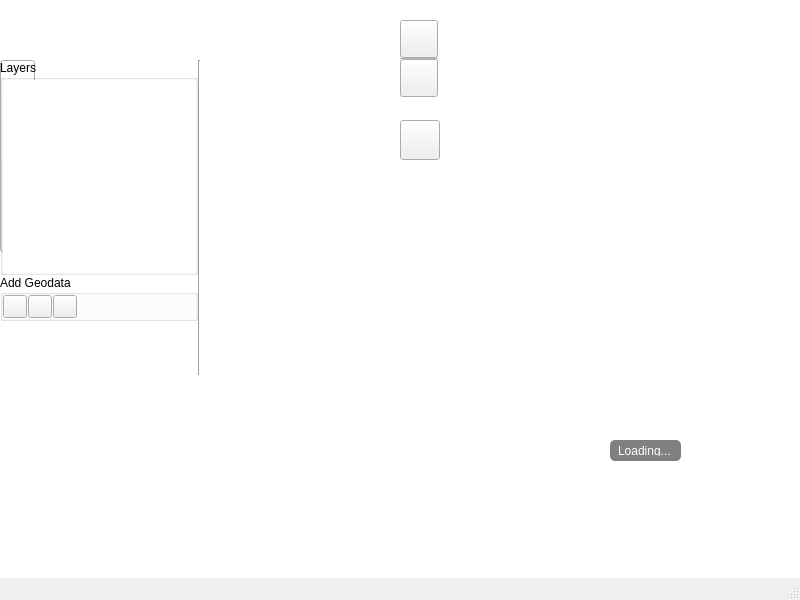
First picture: the form in src/ui/qgsribbonwindowbase.ui, repository kadas-albireo/kadas-albireo, before the edit.
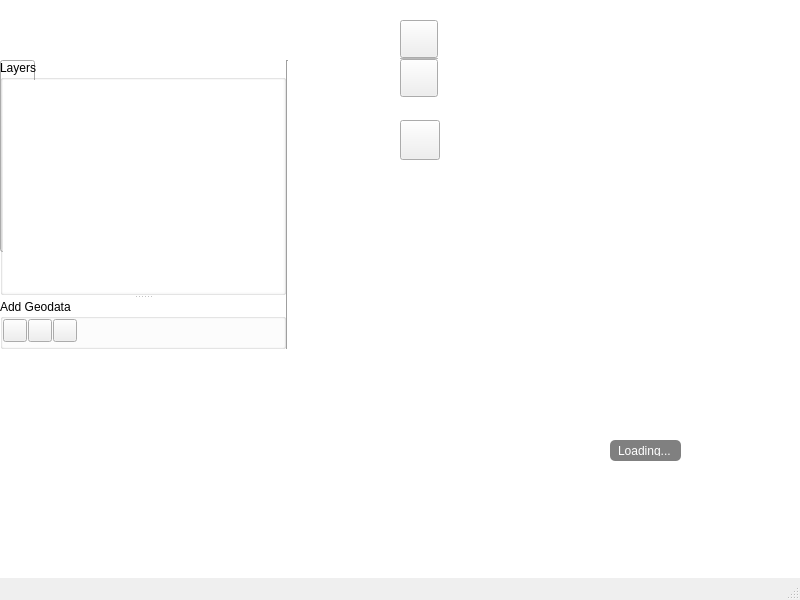
Second picture: the form after the edit. Icons and pictures are not drawn. Custom widgets are drawn as their Qt base class.

Commit message: Add splitter between layertree and geodata box, scroll layertree per pixel instead of per item

```diff
--- a/src/ui/qgsribbonwindowbase.ui
+++ b/src/ui/qgsribbonwindowbase.ui
@@ -250,8 +250,8 @@
         <rect>
          <x>0</x>
          <y>60</y>
-         <width>200</width>
-         <height>315</height>
+         <width>288</width>
+         <height>289</height>
         </rect>
        </property>
        <property name="maximumSize">
@@ -273,10 +273,17 @@
         <property name="bottomMargin">
          <number>0</number>
         </property>
-        <property name="spacing">
+        <property name="horizontalSpacing">
          <number>0</number>
         </property>
         <item row="0" column="0">
+         <widget class="QSplitter" name="splitter">
+          <property name="orientation">
+           <enum>Qt::Vertical</enum>
+          </property>
+          <property name="childrenCollapsible">
+           <bool>false</bool>
+          </property>
          <widget class="QgsCollapsibleGroupBox" name="mLayersBox">
           <property name="sizePolicy">
            <sizepolicy hsizetype="Preferred" vsizetype="Preferred">
@@ -336,8 +343,6 @@
            </item>
           </layout>
          </widget>
-        </item>
-        <item row="1" column="0">
          <widget class="QgsCollapsibleGroupBox" name="mGeodataBox">
           <property name="maximumSize">
            <size>
@@ -439,21 +444,9 @@
            </item>
           </layout>
          </widget>
-        </item>
-        <item row="2" column="0">
-         <widget class="QLabel" name="mLayersSpacer">
-          <property name="sizePolicy">
-           <sizepolicy hsizetype="Preferred" vsizetype="Expanding">
-            <horstretch>0</horstretch>
-            <verstretch>0</verstretch>
-           </sizepolicy>
-          </property>
-          <property name="text">
-           <string/>
-          </property>
          </widget>
         </item>
-        <item row="0" column="1" rowspan="3">
+        <item row="0" column="1">
          <widget class="Line" name="mLayersWidgetResizeHandle">
           <property name="minimumSize">
            <size>
```
Left out of the diff: 3 changed lines with no effect on the pictures. Lines whose indentation alone changed are shown as unchanged. The commit also changes 2 other files.
